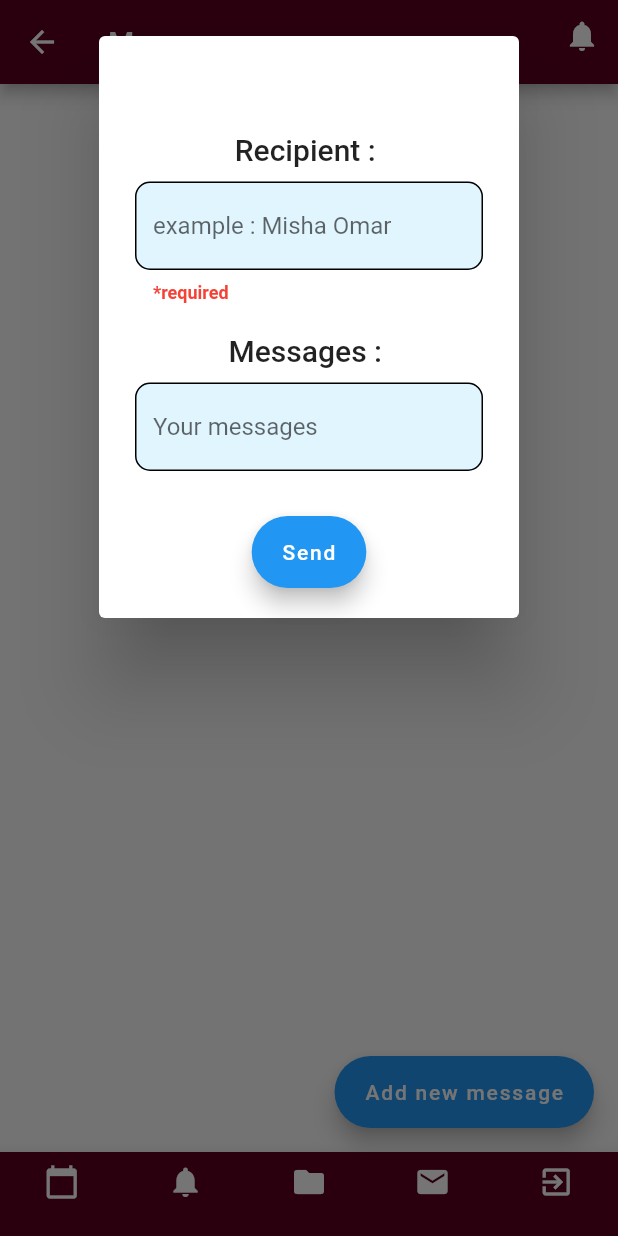
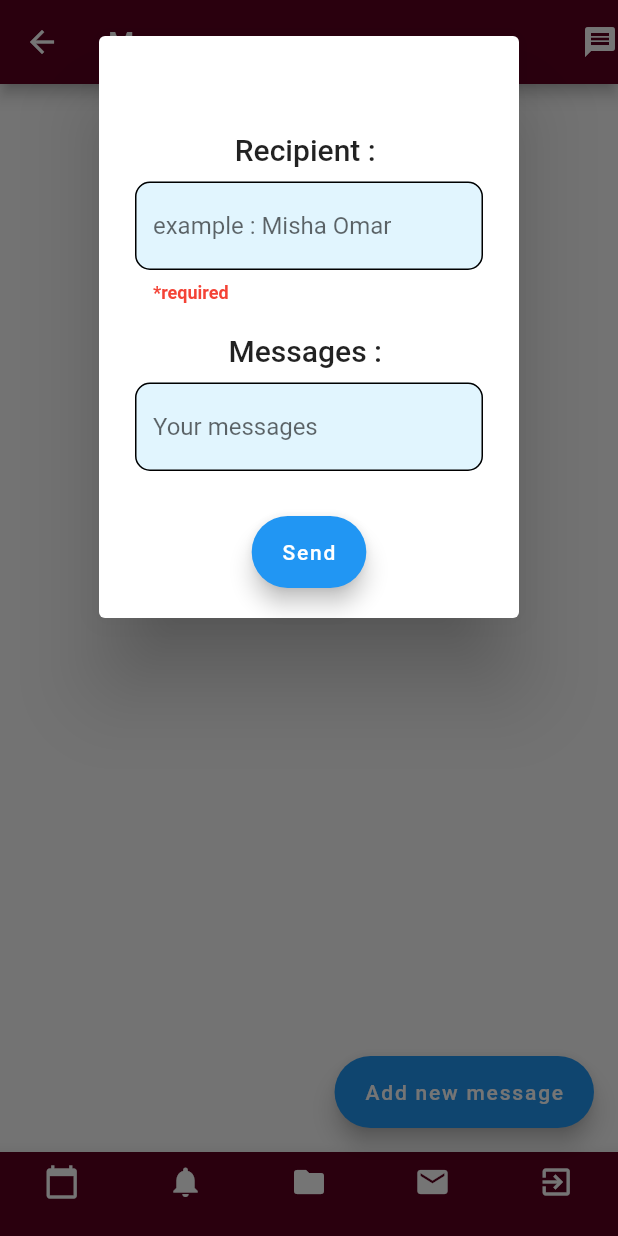
Before and after one commit to The-Brainiacs/elearning, a Flutter app: the MessagesPage screen opened directly, after a tap on "Add new message", on a phone screen of 412 x 824 dp. Run offline on Flutter 3.47's test engine with Material 2 defaults, Android fonts, the phone set to English and light mode, and no system bars; Roboto replaces fonts that are missing (Arial).

Commit message:
update msg

```diff
--- a/lib/ui/views/messages.dart
+++ b/lib/ui/views/messages.dart
@@ -26,42 +26,7 @@ class _MessagesPageState extends State<MessagesPage> {
       appBar: AppBar(
         title: Text('Messages'),
         actions: <Widget>[
-          new Stack(
-            children: <Widget>[
-              new IconButton(
-                  icon: Icon(Icons.notifications),
-                  onPressed: () {
-                    setState(() {
-                      counter = 0;
-                    });
-                  }),
-              counter != 0
-                  ? new Positioned(
-                      right: 11,
-                      top: 11,
-                      child: new Container(
-                        padding: EdgeInsets.all(2),
-                        decoration: new BoxDecoration(
-                          color: Colors.red,
-                          borderRadius: BorderRadius.circular(6),
-                        ),
-                        constraints: BoxConstraints(
-                          minWidth: 14,
-                          minHeight: 14,
-                        ),
-                        child: Text(
-                          '$counter',
-                          style: TextStyle(
-                            color: Colors.white,
-                            fontSize: 8,
-                          ),
-                          textAlign: TextAlign.center,
-                        ),
-                      ),
-                    )
-                  : new Container()
-            ],
-          ),
+         Icon(Icons.message, color: Colors.white),
         ],
       ),
       body: new Column(
@@ -76,6 +41,7 @@ class _MessagesPageState extends State<MessagesPage> {
                 itemBuilder: (BuildContext ctxt, int iindex) {
                   return Column(
                     children: <Widget>[
+                      new Icon(Icons.person),
                       new Text(
                         ctrl1[iindex],
                         style: TextStyle(
@@ -186,7 +152,7 @@ class _MessagesPageState extends State<MessagesPage> {
                       FloatingActionButton.extended(
                         label: const Text('Send'),
                         heroTag: null,
-                        onPressed: () => Navigator.pop(context),
+                        onPressed: () => Navigator.of(context).pop(widget._msg),
                         // onPressed: () {
                         //   showDialog(
                         //     context: context,
--- a/lib/ui/views/profile.dart
+++ b/lib/ui/views/profile.dart
@@ -77,7 +77,7 @@ Container buildProfileInfoContainer() {
 Container buildCoursesContainer() {
   return Container( // Courses
     width: 360,
-    padding: EdgeInsets.all(10.0),
+    padding:
     margin: EdgeInsets.symmetric(
       vertical: 10.0,
       horizontal: 25.0,
```
